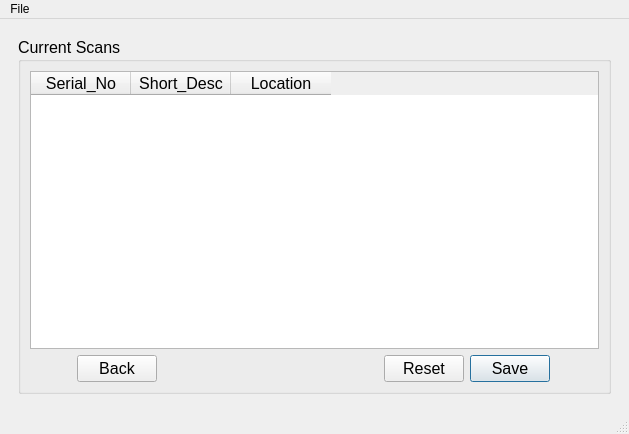
Qt form ScannerInterfaceApp/ScannerApp/UI_Files/MainAppUI.ui (Solomin0/Capstone) before a commit.
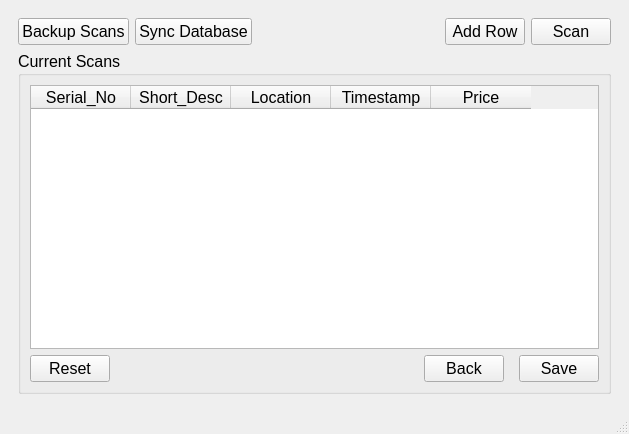
The same form after that commit. The open tabs and pages were chosen to show the change. Custom widgets are drawn as their Qt base class.

Commit message: made view scans table dynamically pull item data from runtime dictionary

What changed in the file:
```diff
--- a/ScannerInterfaceApp/ScannerApp/UI_Files/MainAppUI.ui
+++ b/ScannerInterfaceApp/ScannerApp/UI_Files/MainAppUI.ui
@@ -309,6 +309,54 @@
       </widget>
       <widget class="QWidget" name="view_scans">
        <layout class="QVBoxLayout" name="verticalLayout_6">
+        <item>
+         <layout class="QHBoxLayout" name="horizontalLayout_5" stretch="0,0,0,0,0">
+          <property name="topMargin">
+           <number>0</number>
+          </property>
+          <item>
+           <widget class="PushButton" name="vs_backup_btn">
+            <property name="text">
+             <string>Backup Scans</string>
+            </property>
+           </widget>
+          </item>
+          <item>
+           <widget class="PushButton" name="vs_sync_db_btn">
+            <property name="text">
+             <string>Sync Database</string>
+            </property>
+           </widget>
+          </item>
+          <item>
+           <spacer name="horizontalSpacer">
+            <property name="orientation">
+             <enum>Qt::Horizontal</enum>
+            </property>
+            <property name="sizeHint" stdset="0">
+             <size>
+              <width>40</width>
+              <height>20</height>
+             </size>
+            </property>
+           </spacer>
+          </item>
+          <item>
+           <widget class="PushButton" name="vs_add_row_btn">
+            <property name="text">
+             <string>Add Row</string>
+            </property>
+           </widget>
+          </item>
+          <item>
+           <widget class="PushButton" name="vs_new_scan_btn">
+            <property name="text">
+             <string>Scan</string>
+            </property>
+           </widget>
+          </item>
+         </layout>
+        </item>
         <item>
          <widget class="QGroupBox" name="groupBox">
           <property name="font">
@@ -321,7 +369,7 @@
            <string>Current Scans</string>
           </property>
           <layout class="QGridLayout" name="gridLayout_2">
-           <item row="0" column="0">
+           <item row="1" column="0">
             <widget class="Table" name="vs_scans_table">
              <property name="font">
               <font>
@@ -347,20 +395,53 @@
                <string>Location</string>
               </property>
              </column>
+             <column>
+              <property name="text">
+               <string>Timestamp</string>
+              </property>
+             </column>
+             <column>
+              <property name="text">
+               <string>Price</string>
+              </property>
+             </column>
             </widget>
            </item>
-           <item row="1" column="0">
-            <layout class="QVBoxLayout" name="vs_edit_area"/>
-           </item>
-           <item row="2" column="0">
+           <item row="3" column="0">
             <layout class="QHBoxLayout" name="horizontalLayout_2">
              <property name="spacing">
-              <number>180</number>
+              <number>15</number>
              </property>
+             <item>
+              <widget class="PushButton" name="vs_reset_btn">
+               <property name="sizePolicy">
+                <sizepolicy hsizetype="Preferred" vsizetype="Fixed">
+                 <horstretch>0</horstretch>
+                 <verstretch>0</verstretch>
+                </sizepolicy>
+               </property>
+               <property name="text">
+                <string>Reset</string>
+               </property>
+              </widget>
+             </item>
+             <item>
+              <spacer name="horizontalSpacer_2">
+               <property name="orientation">
+                <enum>Qt::Horizontal</enum>
+               </property>
+               <property name="sizeHint" stdset="0">
+                <size>
+                 <width>40</width>
+                 <height>20</height>
+                </size>
+               </property>
+              </spacer>
+             </item>
              <item>
               <widget class="PushButton" name="vs_to_mm_btn">
                <property name="sizePolicy">
-                <sizepolicy hsizetype="Fixed" vsizetype="Fixed">
+                <sizepolicy hsizetype="Preferred" vsizetype="Fixed">
                  <horstretch>0</horstretch>
                  <verstretch>0</verstretch>
                 </sizepolicy>
@@ -371,18 +452,15 @@
               </widget>
              </item>
              <item>
-              <widget class="QDialogButtonBox" name="vs_btn_canvas">
+              <widget class="PushButton" name="vs_save_btn">
                <property name="sizePolicy">
-                <sizepolicy hsizetype="Fixed" vsizetype="Fixed">
+                <sizepolicy hsizetype="Preferred" vsizetype="Fixed">
                  <horstretch>0</horstretch>
                  <verstretch>0</verstretch>
                 </sizepolicy>
                </property>
-               <property name="standardButtons">
-                <set>QDialogButtonBox::Reset|QDialogButtonBox::Save</set>
-               </property>
-               <property name="centerButtons">
-                <bool>false</bool>
+               <property name="text">
+                <string>Save</string>
                </property>
               </widget>
              </item>
@@ -402,23 +480,6 @@
     <bool>true</bool>
    </property>
   </widget>
-  <widget class="QMenuBar" name="menuBar">
-   <property name="geometry">
-    <rect>
-     <x>0</x>
-     <y>0</y>
-     <width>629</width>
-     <height>22</height>
-    </rect>
-   </property>
-   <widget class="QMenu" name="menuScans">
-    <property name="title">
-     <string>File</string>
-    </property>
-    <addaction name="actionBackup_Scans"/>
-   </widget>
-   <addaction name="menuScans"/>
-  </widget>
   <action name="actionBackup_Scans">
    <property name="text">
     <string>Backup Scans</string>
@@ -444,6 +505,17 @@
    <class>Table</class>
    <extends>QTableWidget</extends>
    <header>.uielements.h</header>
+   <slots>
+    <slot>update_scans(int,int)</slot>
+    <slot>add_row()</slot>
+    <slot>try_save_changes()</slot>
+    <slot>reset_table()</slot>
+   </slots>
+  </customwidget>
+  <customwidget>
+   <class>StatusBar</class>
+   <extends>QStatusBar</extends>
+   <header>.uielements.h</header>
   </customwidget>
  </customwidgets>
  <tabstops>
```
Left out of the diff: 74 changed lines with no effect on the pictures. The commit also changes 16 other files.
